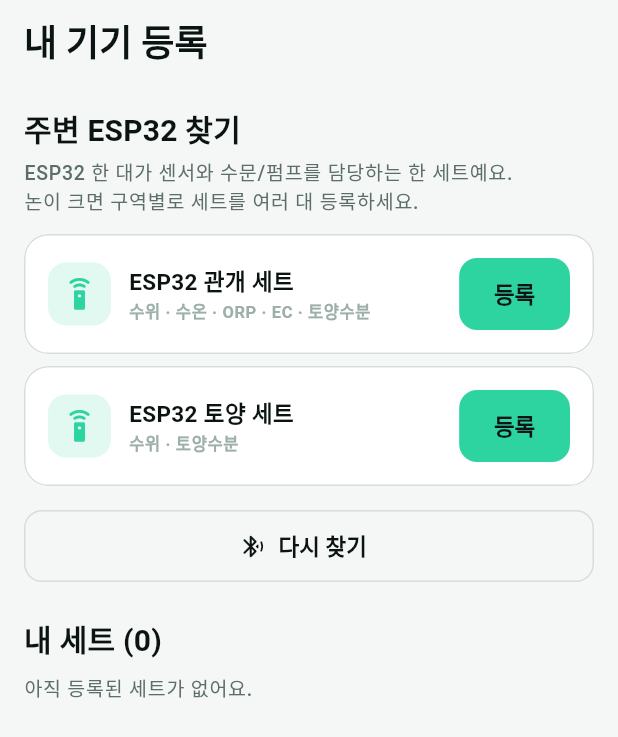
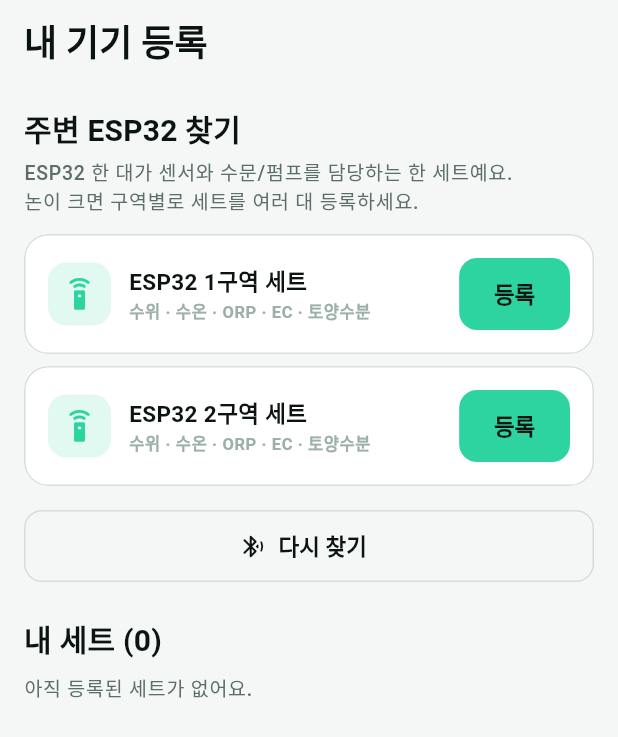
Before and after one commit to hyji08642-lgtm/smart-rice-ai, a Flutter app: the DevicesScreen screen opened by its route, on a phone screen of 412 x 824 dp. Shown: the top 737 px of the screen. Run offline on Flutter 3.47's test engine with Material 3 defaults, Android fonts, the phone set to English and light mode, and no system bars; our stand-ins replace flutter_riverpod, go_router.

Commit message:
Rename scanned ESP32 sets by zone (1구역/2구역)

```diff
--- a/lib/features/devices/device_scanner.dart
+++ b/lib/features/devices/device_scanner.dart
@@ -13,7 +13,7 @@ class MockDeviceScanner implements DeviceScanner {
   static const nearby = [
     ScannedDevice(
       deviceId: 'esp-new-01',
-      name: 'ESP32 관개 세트',
+      name: 'ESP32 1구역 세트',
       type: 'set',
       hasGate: true,
       hasPump: true,
@@ -21,11 +21,11 @@ class MockDeviceScanner implements DeviceScanner {
     ),
     ScannedDevice(
       deviceId: 'esp-new-02',
-      name: 'ESP32 토양 세트',
+      name: 'ESP32 2구역 세트',
       type: 'set',
       hasGate: true,
-      hasPump: false,
-      sensors: ['수위', '토양수분'],
+      hasPump: true,
+      sensors: ['수위', '수온', 'ORP', 'EC', '토양수분'],
     ),
   ];
 
```
